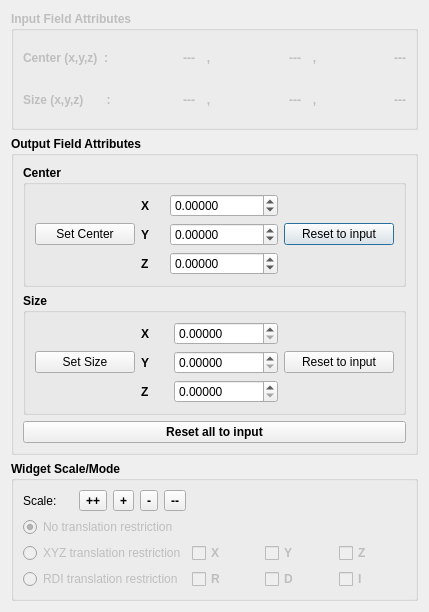
Qt form src/Interface/Modules/Fields/EditMeshBoundingBox.ui (SCIInstitute/SCIRun) before a commit.
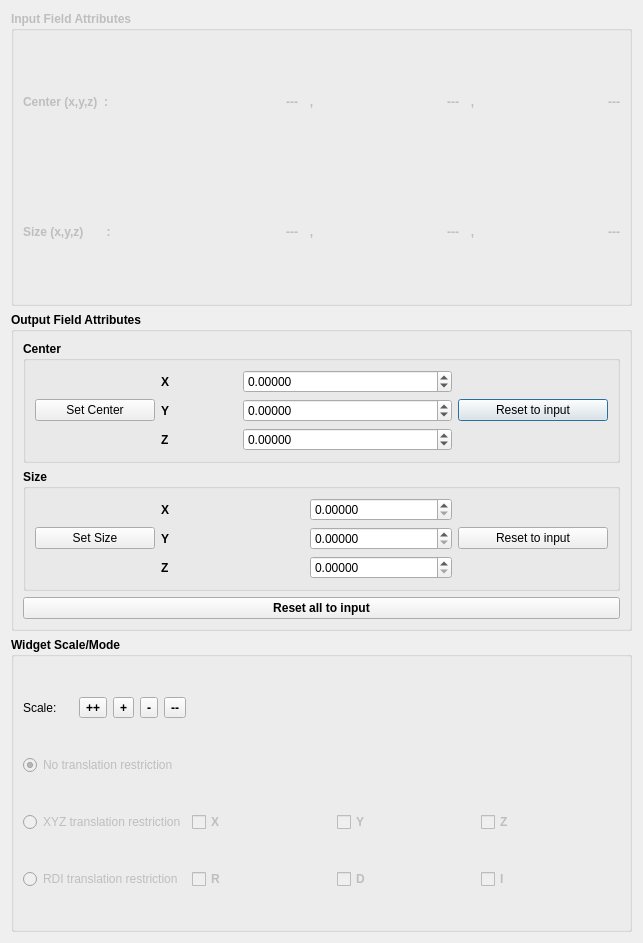
The same form after that commit.

Commit message: High dpi module ui test

What changed in the file:
```diff
--- a/src/Interface/Modules/Fields/EditMeshBoundingBox.ui
+++ b/src/Interface/Modules/Fields/EditMeshBoundingBox.ui
@@ -6,8 +6,8 @@
    <rect>
     <x>0</x>
     <y>0</y>
-    <width>429</width>
-    <height>612</height>
+    <width>643</width>
+    <height>943</height>
    </rect>
   </property>
   <property name="minimumSize">
@@ -273,7 +273,7 @@
           <widget class="QPushButton" name="resetCenterPushButton_">
            <property name="minimumSize">
             <size>
-             <width>110</width>
+             <width>150</width>
              <height>0</height>
             </size>
            </property>
@@ -299,6 +299,12 @@
            <property name="enabled">
             <bool>true</bool>
            </property>
+           <property name="minimumSize">
+            <size>
+             <width>209</width>
+             <height>0</height>
+            </size>
+           </property>
            <property name="font">
             <font>
              <weight>50</weight>
@@ -367,7 +373,7 @@
            </property>
            <property name="minimumSize">
             <size>
-             <width>100</width>
+             <width>120</width>
              <height>0</height>
             </size>
            </property>
@@ -473,7 +479,7 @@
            </property>
            <property name="minimumSize">
             <size>
-             <width>100</width>
+             <width>120</width>
              <height>0</height>
             </size>
            </property>
@@ -498,7 +504,7 @@
           <widget class="QPushButton" name="resetSizePushButton_">
            <property name="minimumSize">
             <size>
-             <width>110</width>
+             <width>150</width>
              <height>0</height>
             </size>
            </property>
```
The commit also changes 1 other file.
